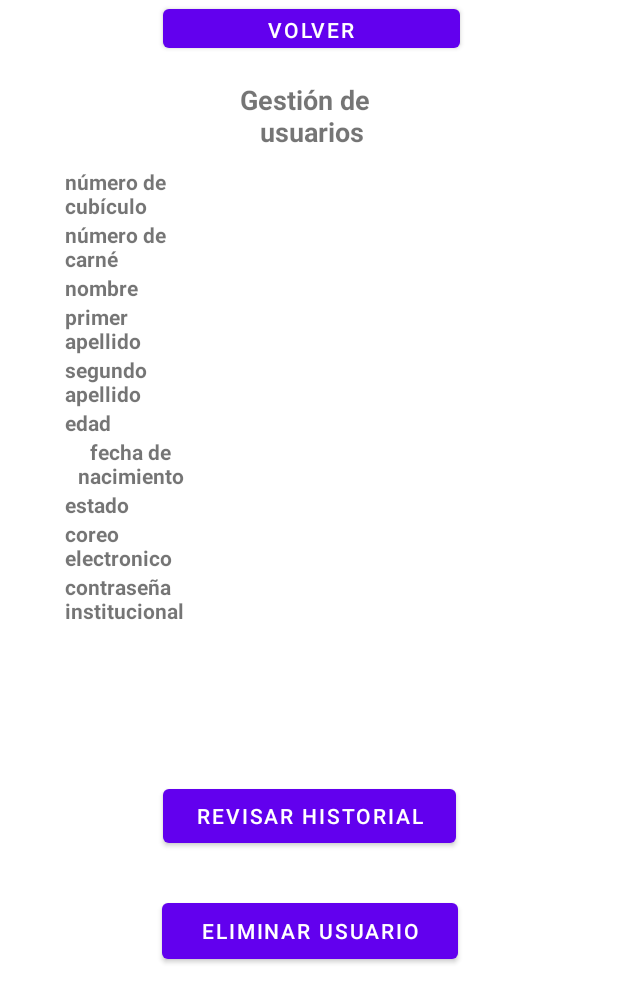
After one commit to MarioLara21/PReque, an Android app: the layout activity_gestion_usuarios.xml on its own in the app's theme, with its tools: preview values and no code run, on a phone screen of 412 x 824 dp. The commit adds this screen. Shown: the top 1003 px of the screen. Run offline under Robolectric (Android 15) with nearby library versions, the phone set to English and light mode, and no system bars.

Commit message:
Avance Gestion de usuarios (For review)

```diff
--- /dev/null
+++ b/app/src/main/java/com/example/proyecto1/Gestion_usuarios.java
@@ -0,0 +1,13 @@
+package com.example.proyecto1;
+
+import androidx.appcompat.app.AppCompatActivity;
+import android.os.Bundle;
+
+public class Gestion_usuarios extends AppCompatActivity {
+
+    @Override
+    protected void onCreate(Bundle savedInstanceState) {
+        super.onCreate(savedInstanceState);
+        setContentView(R.layout.activity_gestion_usuarios);
+    }
+}
--- a/app/src/main/res/layout/activity_gestion_cubiculos.xml
+++ b/app/src/main/res/layout/activity_gestion_cubiculos.xml
@@ -126,7 +126,7 @@
         app:layout_constraintTop_toBottomOf="@+id/button9" />
 
     <Button
-        android:id="@+id/button11"
+        android:id="@+id/button31"
         android:layout_width="198dp"
         android:layout_height="38dp"
         android:layout_marginTop="5dp"
--- /dev/null
+++ b/app/src/main/res/layout/activity_gestion_usuarios.xml
@@ -0,0 +1,198 @@
+<?xml version="1.0" encoding="utf-8"?>
+<androidx.constraintlayout.widget.ConstraintLayout
+    xmlns:android="http://schemas.android.com/apk/res/android"
+    xmlns:tools="http://schemas.android.com/tools"
+    xmlns:app="http://schemas.android.com/apk/res-auto"
+    android:layout_width="match_parent"
+    android:layout_height="match_parent"
+    tools:context=".Gestion_Cubiculos">
+
+    <TextView
+        android:id="@+id/textView7"
+        android:layout_width="wrap_content"
+        android:layout_height="wrap_content"
+        android:layout_marginStart="160dp"
+        android:layout_marginTop="54dp"
+        android:layout_marginEnd="161dp"
+        android:text="Gestión de \n usuarios"
+        android:textAlignment="center"
+        android:textSize="18sp"
+        android:textStyle="bold"
+        app:layout_constraintEnd_toEndOf="parent"
+        app:layout_constraintStart_toStartOf="parent"
+        app:layout_constraintTop_toTopOf="parent" />
+
+    <TableLayout
+        android:id="@+id/tableLayout"
+        android:layout_width="325dp"
+        android:layout_height="395dp"
+        android:layout_marginStart="42dp"
+        android:layout_marginTop="11dp"
+        android:layout_marginEnd="42dp"
+        android:orientation="horizontal"
+        android:scrollbars="horizontal|vertical"
+        app:layout_constraintEnd_toEndOf="parent"
+        app:layout_constraintStart_toStartOf="parent"
+        app:layout_constraintTop_toBottomOf="@+id/textView7">
+
+        <TableRow
+            android:layout_width="match_parent"
+            android:layout_height="match_parent">
+
+            <TextView
+                android:id="@+id/textView29"
+                android:layout_width="74dp"
+                android:layout_height="wrap_content"
+                android:text="número de cubículo"
+                android:textStyle="bold" />
+
+            <TableRow
+                android:layout_width="match_parent"
+                android:layout_height="match_parent" />
+
+        </TableRow>
+
+        <TableRow
+            android:layout_width="match_parent"
+            android:layout_height="match_parent">
+
+            <TextView
+                android:id="@+id/textView29"
+                android:layout_width="74dp"
+                android:layout_height="wrap_content"
+                android:text="número de carné"
+                android:textStyle="bold" />
+        </TableRow>
+
+        <TableRow
+            android:layout_width="match_parent"
+            android:layout_height="match_parent">
+
+            <TextView
+                android:id="@+id/textView29"
+                android:layout_width="74dp"
+                android:layout_height="wrap_content"
+                android:text="nombre"
+                android:textStyle="bold" />
+        </TableRow>
+
+        <TableRow
+            android:layout_width="match_parent"
+            android:layout_height="match_parent">
+
+            <TextView
+                android:id="@+id/textView29"
+                android:layout_width="74dp"
+                android:layout_height="wrap_content"
+                android:text="primer apellido"
+                android:textStyle="bold" />
+        </TableRow>
+
+        <TableRow
+            android:layout_width="match_parent"
+            android:layout_height="match_parent">
+
+            <TextView
+                android:id="@+id/textView29"
+                android:layout_width="74dp"
+                android:layout_height="wrap_content"
+                android:text="segundo apellido"
+                android:textStyle="bold" />
+        </TableRow>
+
+        <TableRow
+            android:layout_width="match_parent"
+            android:layout_height="match_parent">
+
+            <TextView
+                android:id="@+id/textView29"
+                android:layout_width="74dp"
+                android:layout_height="wrap_content"
+                android:text="edad"
+                android:textStyle="bold" />
+        </TableRow>
+
+        <TableRow
+            android:layout_width="match_parent"
+            android:layout_height="48dp"
+            android:orientation="vertical">
+
+            <TextView
+                android:id="@+id/textView16"
+                android:layout_width="74dp"
+                android:layout_height="wrap_content"
+                android:minHeight="16sp"
+                android:text="fecha de nacimiento"
+                android:textAlignment="center"
+                android:textStyle="bold" />
+
+        </TableRow>
+
+        <TableRow
+            android:layout_width="match_parent"
+            android:layout_height="match_parent" >
+
+            <TextView
+                android:id="@+id/textView24"
+                android:layout_width="74dp"
+                android:layout_height="wrap_content"
+                android:text="estado"
+                android:textStyle="bold" />
+        </TableRow>
+
+        <TableRow
+            android:layout_width="match_parent"
+            android:layout_height="match_parent" >
+
+            <TextView
+                android:id="@+id/textView28"
+                android:layout_width="74dp"
+                android:layout_height="wrap_content"
+                android:text="coreo electronico"
+                android:textStyle="bold" />
+        </TableRow>
+
+        <TableRow
+            android:layout_width="match_parent"
+            android:layout_height="112dp">
+
+            <TextView
+                android:id="@+id/textView29"
+                android:layout_width="87dp"
+                android:layout_height="wrap_content"
+                android:text="contraseña institucional"
+                android:textStyle="bold" />
+        </TableRow>
+    </TableLayout>
+
+    <Button
+        android:id="@+id/button6"
+        android:layout_width="195dp"
+        android:layout_height="48dp"
+        android:layout_marginTop="13dp"
+        android:text="Revisar Historial"
+        app:layout_constraintEnd_toEndOf="parent"
+        app:layout_constraintStart_toStartOf="parent"
+        app:layout_constraintTop_toBottomOf="@+id/tableLayout" />
+
+    <Button
+        android:id="@+id/button9"
+        android:layout_width="197dp"
+        android:layout_height="49dp"
+        android:layout_marginTop="28dp"
+        android:text="Eliminar Usuario"
+        app:layout_constraintEnd_toEndOf="parent"
+        app:layout_constraintHorizontal_bias="0.504"
+        app:layout_constraintStart_toStartOf="parent"
+        app:layout_constraintTop_toBottomOf="@+id/button6" />
+
+    <Button
+        android:id="@+id/button31"
+        android:layout_width="198dp"
+        android:layout_height="38dp"
+        android:text="Volver"
+        app:layout_constraintEnd_toEndOf="parent"
+        app:layout_constraintHorizontal_bias="0.507"
+        app:layout_constraintStart_toStartOf="parent"
+        tools:layout_editor_absoluteY="677dp" />
+</androidx.constraintlayout.widget.ConstraintLayout>
```
